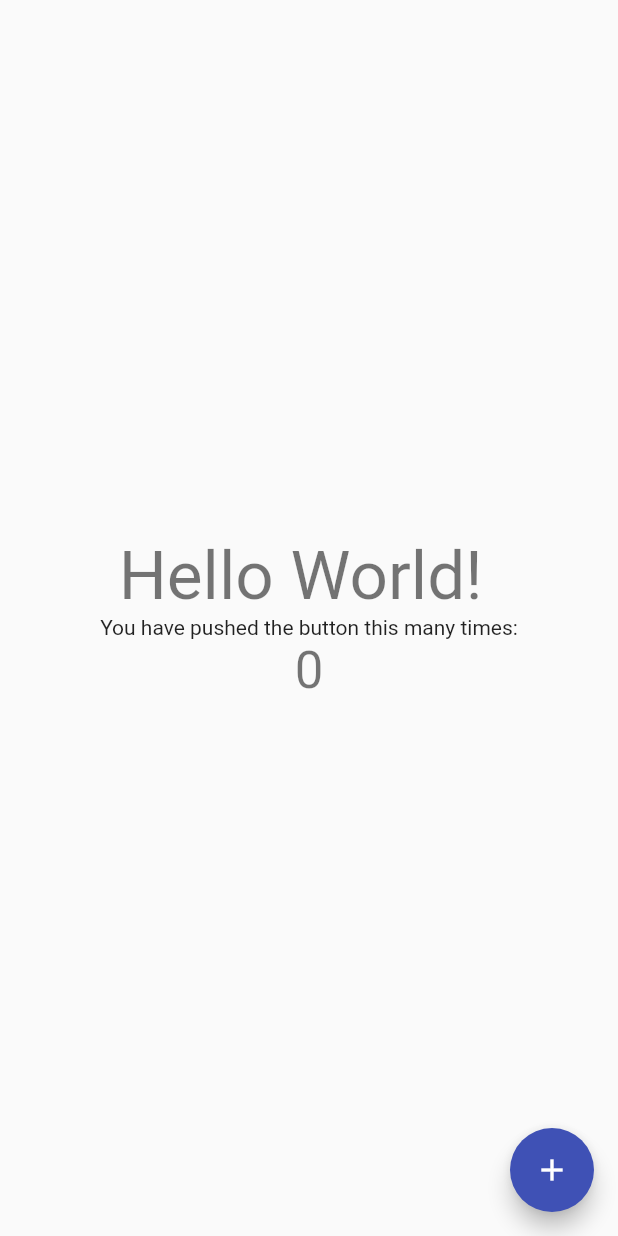
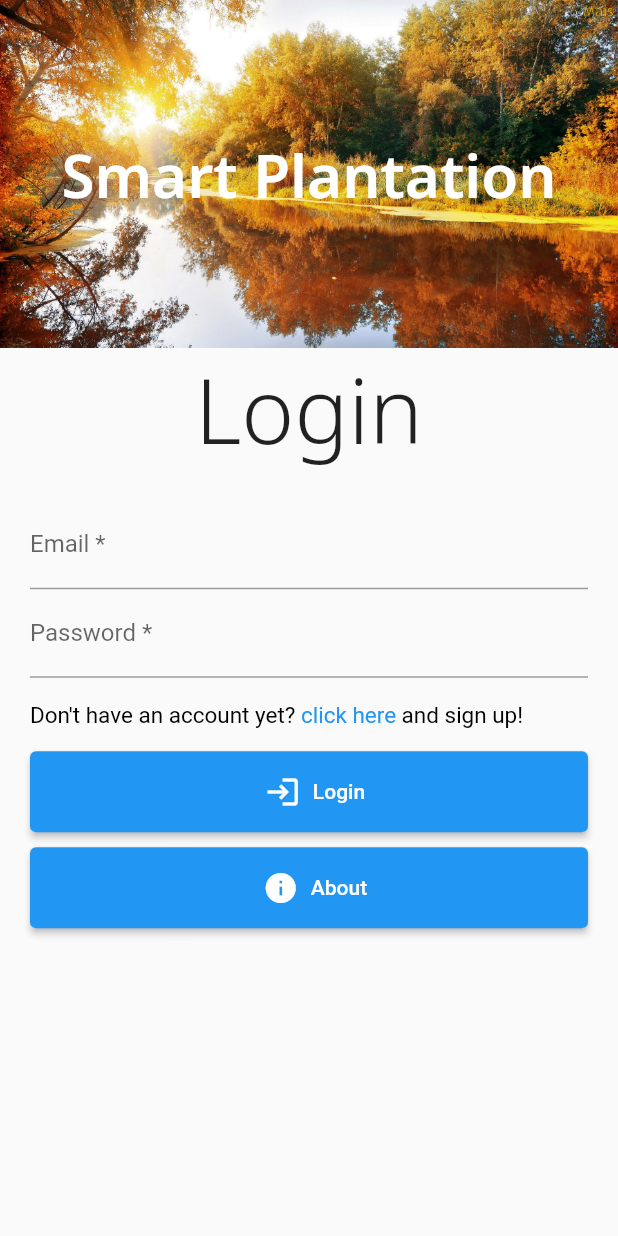
Before and after one commit to Manuel-Antunes/smart-plantation-flutter, a Flutter app: the screen it shows after launch, on a phone screen of 412 x 824 dp. Run offline on Flutter 3.47's test engine with Material 2 defaults, Android fonts, the phone set to English and light mode, and no system bars; our stand-ins replace google_fonts.

Commit message:
feat: initial configuration with login screen

```diff
--- a/lib/core/app_text_styles.dart
+++ b/lib/core/app_text_styles.dart
@@ -19,7 +19,13 @@
 
   static final TextStyle heading40 = GoogleFonts.notoSans(
     fontSize: 40,
+    color: Colors.white,
     fontWeight: FontWeight.w600,
+  );
+
+  static final TextStyle heading60 = GoogleFonts.notoSans(
+    fontSize: 60,
+    fontWeight: FontWeight.w300,
   );
 
   static final TextStyle heading15 = GoogleFonts.notoSans(
@@ -29,6 +35,7 @@
 
   static final TextStyle body = GoogleFonts.notoSans(
     fontSize: 13,
+    color: Colors.black,
     fontWeight: FontWeight.normal,
   );
 
--- /dev/null
+++ b/lib/core/app_widget.dart
@@ -0,0 +1,23 @@
+import 'package:smart_plantation/login/login_page.dart';
+import 'package:flutter/material.dart';
+
+class AppWidget extends StatelessWidget {
+  const AppWidget({Key? key}) : super(key: key);
+
+  @override
+  Widget build(BuildContext context) {
+    return MaterialApp(
+      theme: ThemeData(
+        brightness: Brightness.light,
+        primaryColor: Colors.green[400],
+        textTheme: const TextTheme(
+          headline1: TextStyle(fontSize: 72.0, fontWeight: FontWeight.bold),
+          headline6: TextStyle(fontSize: 36.0, fontStyle: FontStyle.italic),
+          bodyText2: TextStyle(fontSize: 14.0, fontFamily: 'Hind'),
+        ),
+      ),
+      title: "Smart Plantation",
+      home: LoginPage(),
+    );
+  }
+}
--- /dev/null
+++ b/lib/core/core.dart
@@ -0,0 +1,3 @@
+export './app_widget.dart';
+export './app_text_styles.dart';
+export './app_images.dart';
--- /dev/null
+++ b/lib/login/login_page.dart
@@ -0,0 +1,26 @@
+import 'package:flutter/material.dart';
+import 'package:smart_plantation/core/app_text_styles.dart';
+import 'package:smart_plantation/login/widgets/form_widget.dart';
+import 'package:smart_plantation/login/widgets/span_landscape_widget.dart';
+
+class LoginPage extends StatelessWidget {
+  const LoginPage({Key? key}) : super(key: key);
+
+  @override
+  Widget build(BuildContext context) {
+    return Scaffold(
+      body: Column(
+        children: [
+          const SpanLandscape(),
+          Text(
+            "Login",
+            style: AppTextStyles.heading60,
+          ),
+          Container(
+            child: const FormWidget(),
+          ),
+        ],
+      ),
+    );
+  }
+}
--- /dev/null
+++ b/lib/login/widgets/form_widget.dart
@@ -0,0 +1,109 @@
+import 'package:flutter/gestures.dart';
+import 'package:flutter/material.dart';
+
+class FormWidget extends StatefulWidget {
+  const FormWidget({Key? key}) : super(key: key);
+  @override
+  FormWidgetState createState() {
+    return FormWidgetState();
+  }
+}
+
+class FormWidgetState extends State<FormWidget> {
+  final _formKey = GlobalKey<FormState>();
+  @override
+  Widget build(BuildContext context) {
+    return Form(
+      key: _formKey,
+      child: Expanded(
+        child: Padding(
+          padding: const EdgeInsets.all(20.0),
+          child: Column(
+            crossAxisAlignment: CrossAxisAlignment.start,
+            children: [
+              TextFormField(
+                decoration: InputDecoration(
+                  fillColor: Colors.green[400],
+                  labelText: 'Email *',
+                ),
+                validator: (value) {
+                  if (value == null || value.isEmpty) {
+                    return 'Please enter some text';
+                  }
+                  return null;
+                },
+                textInputAction: TextInputAction.next, // Moves focus to next.
+              ),
+              TextFormField(
+                decoration: InputDecoration(
+                  fillColor: Colors.green[400],
+                  labelText: 'Password *',
+                ),
+                validator: (value) {
+                  if (value == null || value.isEmpty) {
+                    return 'Please enter some text';
+                  }
+                  return null;
+                },
+                obscureText: true,
+              ),
+              Padding(
+                padding: const EdgeInsets.only(top: 16.0, bottom: 10),
+                child: RichText(
+                    text: TextSpan(
+                  text: "Don't have an account yet? ",
+                  style: TextStyle(fontSize: 15, color: Colors.black),
+                  children: <TextSpan>[
+                    TextSpan(
+                        text: 'click here ',
+                        recognizer: TapGestureRecognizer()
+                          ..onTap = () {
+                            print('The button is clicked!');
+                          },
+                        style: TextStyle(
+                          color: Colors.blue,
+                        )),
+                    TextSpan(text: 'and sign up!'),
+                  ],
+                )),
+              ),
+              generateFormButton("Login", Icons.login, () {
+                print("logged");
+              }),
+              generateFormButton("About", Icons.info, () {
+                print("aboutting");
+              }),
+            ],
+          ),
+        ),
+      ),
+    );
+  }
+
+  Padding generateFormButton(
+      String content, IconData icon, final void Function() onPressed) {
+    return Padding(
+      padding: const EdgeInsets.symmetric(vertical: 5),
+      child: ElevatedButton(
+        style: ElevatedButton.styleFrom(
+          padding: EdgeInsets.symmetric(vertical: 15),
+          minimumSize: const Size(double.infinity, 30),
+        ),
+        onPressed: onPressed,
+        child: Row(
+          mainAxisAlignment: MainAxisAlignment.center,
+          children: [
+            Padding(
+              padding: const EdgeInsets.symmetric(horizontal: 8.0),
+              child: Icon(
+                icon,
+                color: Colors.white,
+              ),
+            ),
+            Text(content)
+          ],
+        ),
+      ),
+    );
+  }
+}
--- /dev/null
+++ b/lib/login/widgets/span_landscape_widget.dart
@@ -0,0 +1,21 @@
+import 'package:flutter/material.dart';
+import 'package:smart_plantation/core/app_images.dart';
+import 'package:smart_plantation/core/core.dart';
+
+class SpanLandscape extends StatelessWidget {
+  const SpanLandscape({Key? key}) : super(key: key);
+
+  @override
+  Widget build(BuildContext context) {
+    return Stack(
+      alignment: Alignment(0, 0),
+      children: [
+        Image.asset(AppImages.landscape),
+        Text(
+          "Smart Plantation",
+          style: AppTextStyles.heading40,
+        )
+      ],
+    );
+  }
+}
--- a/lib/main.dart
+++ b/lib/main.dart
@@ -1,70 +1,6 @@
 import 'package:flutter/material.dart';
+import 'package:smart_plantation/core/app_widget.dart';
 
 void main() {
-  runApp(const MyApp());
+  runApp(const AppWidget());
 }
-
-class MyApp extends StatelessWidget {
-  const MyApp({Key? key}) : super(key: key);
-
-  // This widget is the root of your application.
-  @override
-  Widget build(BuildContext context) {
-    return MaterialApp(
-      title: 'Flutter Demo',
-      theme:
-          ThemeData(primarySwatch: Colors.indigo, backgroundColor: Colors.red),
-      home: const MyHomePage(title: 'Flutter Demo Home Page'),
-    );
-  }
-}
-
-class MyHomePage extends StatefulWidget {
-  const MyHomePage({Key? key, required this.title}) : super(key: key);
-  final String title;
-  @override
-  State<MyHomePage> createState() => _MyHomePageState();
-}
-
-class _MyHomePageState extends State<MyHomePage> {
-  int _counter = 0;
-  void _incrementCounter() {
-    setState(() {
-      // This call to setState tells the Flutter framework that something has
-      // changed in this State, which causes it to rerun the build method below
-      // so that the display can reflect the updated values. If we changed
-      // _counter without calling setState(), then the build method would not be
-      // called again, and so nothing would appear to happen.
-      _counter++;
-    });
-  }
-
-  @override
-  Widget build(BuildContext context) {
-    return Scaffold(
-      body: Center(
-        child: Column(
-          mainAxisAlignment: MainAxisAlignment.center,
-          children: <Widget>[
-            Text(
-              'Hello World! ',
-              style: Theme.of(context).textTheme.headline3,
-            ),
-            const Text(
-              'You have pushed the button this many times:',
-            ),
-            Text(
-              '$_counter',
-              style: Theme.of(context).textTheme.headline4,
-            ),
-          ],
-        ),
-      ),
-      floatingActionButton: FloatingActionButton(
-        onPressed: _incrementCounter,
-        tooltip: 'Increment',
-        child: const Icon(Icons.add),
-      ), // This trailing comma makes auto-formatting nicer for build methods.
-    );
-  }
-}
```
Also changed, not shown: 1 other file.
